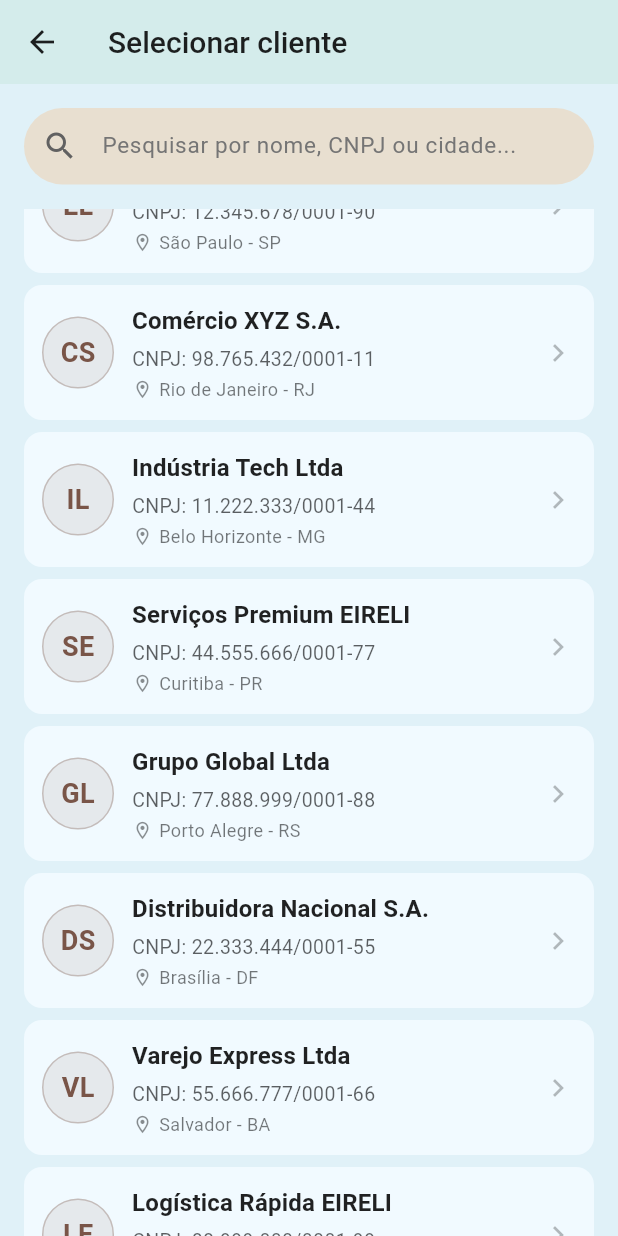
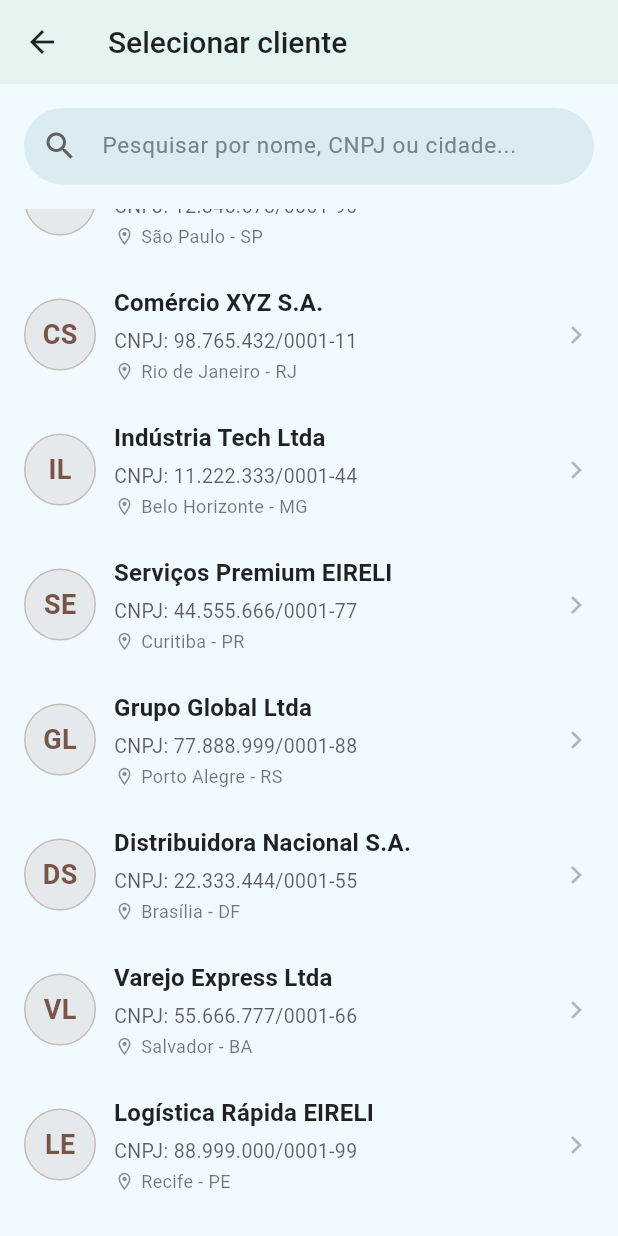
Before and after one commit to esmaelz/expressive2, a Flutter app: the ClientSearchScreen screen opened directly, scrolled down 51 dp, on a phone screen of 412 x 824 dp. Run offline on Flutter 3.47's test engine with Material 3 defaults, Android fonts, the phone set to English and light mode, and no system bars.

Commit message:
search client

```diff
--- a/lib/screens/client_search_screen.dart
+++ b/lib/screens/client_search_screen.dart
@@ -53,9 +53,9 @@ class _ClientSearchScreenState extends State<ClientSearchScreen> {
     final theme = Theme.of(context);
 
     return Scaffold(
-      backgroundColor: theme.colorScheme.surface,
+      backgroundColor: theme.cardTheme.color ?? Colors.white,
       appBar: AppBar(
-        backgroundColor: theme.colorScheme.surface,
+        backgroundColor: theme.cardTheme.color ?? Colors.white,
         elevation: 0,
         leading: IconButton(
           icon: const Icon(Icons.arrow_back),
@@ -73,6 +73,9 @@ class _ClientSearchScreenState extends State<ClientSearchScreen> {
               controller: _searchController,
               decoration: InputDecoration(
                 hintText: 'Pesquisar por nome, CNPJ ou cidade...',
+                hintStyle: const TextStyle(
+                  color: Color(0xFF738387),
+                ),
                 prefixIcon: const Icon(Icons.search),
                 suffixIcon: _searchController.text.isNotEmpty
                     ? IconButton(
@@ -83,7 +86,7 @@ class _ClientSearchScreenState extends State<ClientSearchScreen> {
                       )
                     : null,
                 filled: true,
-                fillColor: theme.colorScheme.surfaceContainerHighest,
+                fillColor: const Color(0xFFDAEBF2),
                 border: OutlineInputBorder(
                   borderRadius: BorderRadius.circular(28),
                   borderSide: BorderSide.none,
@@ -161,21 +164,15 @@ class _ClientSearchScreenState extends State<ClientSearchScreen> {
 
   Widget _buildClientTile(Client client, ThemeData theme) {
     return Container(
-      margin: const EdgeInsets.symmetric(horizontal: 16, vertical: 4),
-      decoration: BoxDecoration(
-        color: theme.cardTheme.color ?? Colors.white,
-        borderRadius: BorderRadius.circular(12),
-      ),
+      color: theme.cardTheme.color ?? Colors.white,
       child: Material(
         color: Colors.transparent,
-        borderRadius: BorderRadius.circular(12),
         child: InkWell(
-          borderRadius: BorderRadius.circular(12),
           onTap: () {
             Navigator.pop(context, client);
           },
           child: Padding(
-            padding: const EdgeInsets.all(12),
+            padding: const EdgeInsets.symmetric(horizontal: 16, vertical: 12),
             child: Row(
               children: [
                 // Avatar
```
Also changed, not shown: work/theme/pesquisa.jpg (added).
